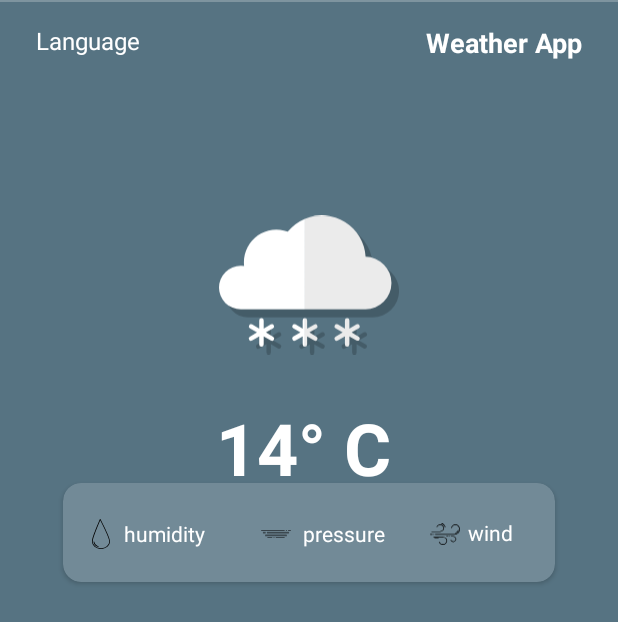
After one commit to Oleg-root/android-weather-app, an Android app: the layout activity_new.xml on its own in the app's theme, with its tools: preview values and no code run, on a phone screen of 412 x 824 dp. The commit adds this screen. Shown: the top 622 px of the screen. Run offline under Robolectric (Android 15) with nearby library versions, the phone set to English and light mode, and no system bars.

Commit message:
Started working on new interface

```diff
--- /dev/null
+++ b/app/src/main/res/layout/activity_new.xml
@@ -0,0 +1,213 @@
+<?xml version="1.0" encoding="utf-8"?>
+<androidx.constraintlayout.widget.ConstraintLayout xmlns:android="http://schemas.android.com/apk/res/android"
+    xmlns:app="http://schemas.android.com/apk/res-auto"
+    xmlns:tools="http://schemas.android.com/tools"
+    android:layout_width="match_parent"
+    android:layout_height="match_parent"
+    android:background="@color/rain_gray">
+
+
+    <ImageView
+        android:id="@+id/imageView"
+        android:layout_width="120dp"
+        android:layout_height="120dp"
+        android:layout_marginStart="145dp"
+        android:layout_marginTop="130dp"
+        android:layout_marginEnd="146dp"
+        app:layout_constraintEnd_toEndOf="parent"
+        app:layout_constraintStart_toStartOf="parent"
+        app:layout_constraintTop_toTopOf="parent"
+        app:srcCompat="@drawable/ic_heavysnow" />
+
+    <TextView
+        android:id="@+id/textView5"
+        android:layout_width="wrap_content"
+        android:layout_height="wrap_content"
+        android:layout_marginStart="143dp"
+        android:layout_marginTop="16dp"
+        android:layout_marginEnd="151dp"
+        android:fontFamily="sans-serif"
+        android:text="14° C"
+        android:textColor="@color/white"
+        android:textSize="48sp"
+        android:textStyle="bold"
+        app:layout_constraintEnd_toEndOf="parent"
+        app:layout_constraintHorizontal_bias="1.0"
+        app:layout_constraintStart_toStartOf="parent"
+        app:layout_constraintTop_toBottomOf="@+id/imageView" />
+
+    <TextView
+        android:id="@+id/textView6"
+        android:layout_width="wrap_content"
+        android:layout_height="wrap_content"
+        android:layout_marginStart="165dp"
+        android:layout_marginTop="12dp"
+        android:layout_marginEnd="166dp"
+        android:text="description"
+        android:textColor="@color/white"
+        android:textSize="16sp"
+        app:layout_constraintEnd_toEndOf="parent"
+        app:layout_constraintStart_toStartOf="parent"
+        app:layout_constraintTop_toBottomOf="@+id/textView5" />
+
+    <androidx.cardview.widget.CardView
+        android:layout_width="328dp"
+        android:layout_height="66dp"
+        android:layout_marginStart="41dp"
+        android:layout_marginEnd="42dp"
+
+        android:layout_marginBottom="436dp"
+        app:cardBackgroundColor="@color/middle_gray"
+        app:cardCornerRadius="12dp"
+        app:layout_constraintBottom_toBottomOf="parent"
+        app:layout_constraintEnd_toEndOf="parent"
+        app:layout_constraintStart_toStartOf="parent">
+
+        <androidx.constraintlayout.widget.ConstraintLayout
+            android:layout_width="match_parent"
+            android:layout_height="match_parent">
+
+            <ImageView
+                android:id="@+id/imageView2"
+                android:layout_width="20dp"
+                android:layout_height="20dp"
+                android:layout_marginStart="15dp"
+                android:layout_marginTop="24dp"
+                android:layout_marginBottom="22dp"
+                android:src="@drawable/ic_drop"
+                app:layout_constraintBottom_toBottomOf="parent"
+                app:layout_constraintStart_toStartOf="parent"
+                app:layout_constraintTop_toTopOf="parent"
+                app:layout_constraintVertical_bias="0.55" />
+
+            <TextView
+                android:id="@+id/textView8"
+                android:layout_width="wrap_content"
+                android:layout_height="wrap_content"
+                android:layout_marginStart="5dp"
+                android:layout_marginTop="24dp"
+                android:layout_marginBottom="23dp"
+                android:text="humidity"
+                android:textColor="@color/white"
+                app:layout_constraintBottom_toBottomOf="parent"
+                app:layout_constraintStart_toEndOf="@+id/imageView2"
+                app:layout_constraintTop_toTopOf="parent"
+                app:layout_constraintVertical_bias="0.0" />
+
+            <TextView
+                android:id="@+id/textView7"
+                android:layout_width="wrap_content"
+                android:layout_height="wrap_content"
+                android:layout_marginStart="160dp"
+                android:layout_marginTop="24dp"
+                android:layout_marginBottom="23dp"
+                android:text="pressure"
+                android:textColor="@color/white"
+                app:layout_constraintBottom_toBottomOf="parent"
+                app:layout_constraintStart_toStartOf="parent"
+                app:layout_constraintTop_toTopOf="parent"
+                app:layout_constraintVertical_bias="0.0" />
+
+            <ImageView
+                android:id="@+id/imageView3"
+                android:layout_width="20dp"
+                android:layout_height="20dp"
+                android:layout_marginTop="24dp"
+                android:layout_marginEnd="8dp"
+                android:layout_marginBottom="22dp"
+                android:src="@drawable/ic_pressure"
+                app:layout_constraintBottom_toBottomOf="parent"
+                app:layout_constraintEnd_toStartOf="@+id/textView7"
+                app:layout_constraintTop_toTopOf="parent"
+                app:layout_constraintVertical_bias="0.0" />
+
+            <ImageView
+                android:layout_width="20dp"
+                android:layout_height="20dp"
+                android:layout_marginTop="24dp"
+                android:layout_marginEnd="5dp"
+                android:layout_marginBottom="22dp"
+                android:src="@drawable/ic_wind"
+                app:layout_constraintBottom_toBottomOf="parent"
+                app:layout_constraintEnd_toStartOf="@+id/textView9"
+                app:layout_constraintTop_toTopOf="parent"
+                app:layout_constraintVertical_bias="0.55" />
+
+            <TextView
+                android:id="@+id/textView9"
+                android:layout_width="wrap_content"
+                android:layout_height="wrap_content"
+                android:layout_marginTop="24dp"
+                android:layout_marginEnd="28dp"
+                android:layout_marginBottom="23dp"
+                android:text="wind"
+                android:textColor="@color/white"
+                app:layout_constraintBottom_toBottomOf="parent"
+                app:layout_constraintEnd_toEndOf="parent"
+                app:layout_constraintTop_toTopOf="parent"
+                app:layout_constraintVertical_bias="1.0" />
+
+
+        </androidx.constraintlayout.widget.ConstraintLayout>
+
+    </androidx.cardview.widget.CardView>
+
+    <TextView
+        android:id="@+id/textView10"
+        android:layout_width="wrap_content"
+        android:layout_height="wrap_content"
+        android:layout_marginEnd="42dp"
+        android:layout_marginBottom="16dp"
+        android:text="Today"
+        android:textColor="@color/white"
+        android:textSize="18sp"
+        android:textStyle="bold"
+        app:layout_constraintBottom_toTopOf="@+id/divider2"
+        app:layout_constraintEnd_toEndOf="parent" />
+
+    <View
+        android:id="@+id/divider2"
+        android:layout_width="match_parent"
+        android:layout_height="1dp"
+        android:background="?android:attr/listDivider"
+        app:layout_constraintEnd_toEndOf="parent"
+        app:layout_constraintStart_toStartOf="parent"
+        tools:background="@color/end_gray"
+        tools:layout_editor_absoluteY="518dp" />
+
+    <androidx.recyclerview.widget.RecyclerView
+        android:id="@+id/recyclerView"
+        android:layout_width="match_parent"
+        android:layout_height="86dp"
+        android:layout_marginTop="16dp"
+        android:orientation="horizontal"
+        app:layout_constraintEnd_toEndOf="parent"
+        app:layout_constraintStart_toStartOf="parent"
+        app:layout_constraintTop_toBottomOf="@+id/divider2" />
+
+    <TextView
+        android:id="@+id/textView11"
+        android:layout_width="wrap_content"
+        android:layout_height="wrap_content"
+        android:layout_marginTop="16dp"
+        android:layout_marginEnd="24dp"
+        android:text="Weather App"
+        android:textColor="@color/white"
+        android:textSize="18sp"
+        android:textStyle="bold"
+        app:layout_constraintEnd_toEndOf="parent"
+        app:layout_constraintTop_toTopOf="parent" />
+
+    <TextView
+        android:id="@+id/textView12"
+        android:layout_width="wrap_content"
+        android:layout_height="wrap_content"
+        android:layout_marginStart="24dp"
+        android:layout_marginTop="16dp"
+        android:text="Language"
+        android:textColor="@color/white"
+        android:textSize="16sp"
+        app:layout_constraintStart_toStartOf="parent"
+        app:layout_constraintTop_toTopOf="parent" />
+
+</androidx.constraintlayout.widget.ConstraintLayout>
--- a/app/src/main/res/values/colors.xml
+++ b/app/src/main/res/values/colors.xml
@@ -3,4 +3,8 @@
     <color name="black">#FF000000</color>
     <color name="white">#FFFFFFFF</color>
     <color name="gray">#9ABA9B</color>
+    <color name="rain_gray">#567382</color>
+    <color name="start_gray">#688899</color>
+    <color name="end_gray">#7E949F</color>
+    <color name="middle_gray">#728A97</color>
 </resources>
```
